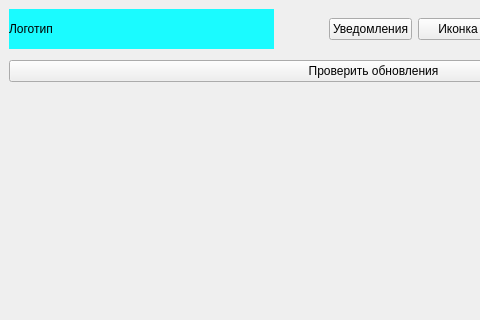
Andrew-up/vgtu_frontend, file view/qt_ui_source/mainwindow.ui: the form before one commit; both pictures show x 0 to 480 and y 0 to 320 of the 747 by 613 pixel window.
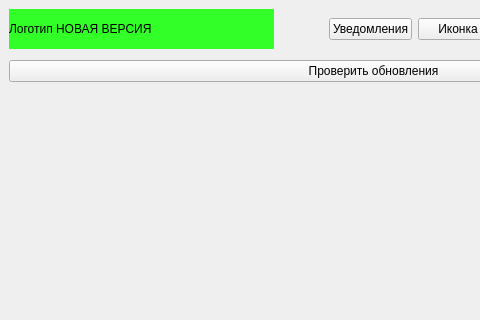
The form after the commit.

The edit to the form file:
```diff
--- a/view/qt_ui_source/mainwindow.ui
+++ b/view/qt_ui_source/mainwindow.ui
@@ -55,10 +55,10 @@
            </size>
           </property>
           <property name="styleSheet">
-           <string notr="true">background-color: rgb(26, 251, 255);</string>
+           <string notr="true">background-color: rgb(50, 255, 39);</string>
           </property>
           <property name="text">
-           <string>Логотип</string>
+           <string>Логотип НОВАЯ ВЕРСИЯ</string>
           </property>
          </widget>
         </item>
```
